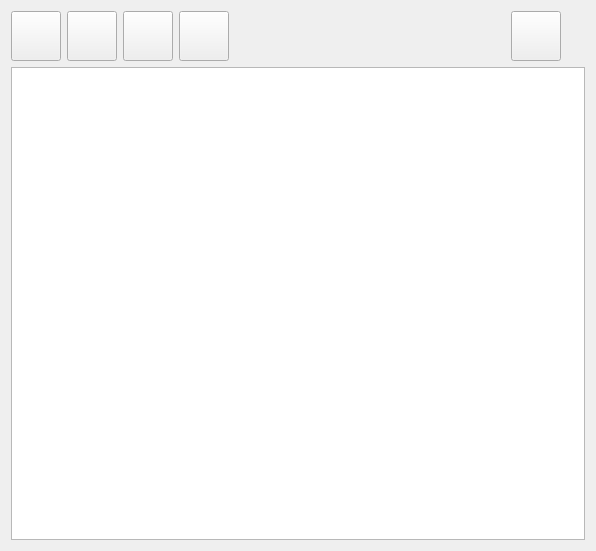
Woutah/configurun, file configurun/windows/ui/raw/run_queue_widget.ui: the form before one commit.
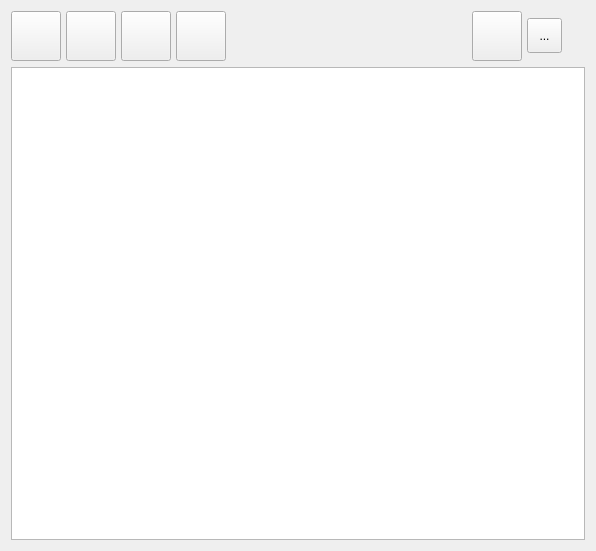
The form after the commit. Icons and pictures are not drawn. Custom widgets are drawn as their Qt base class.

Commit message: Add filter functionality to RunQueueWidget and added the ability to start configs

The edit to the form file:
```diff
--- a/configurun/windows/ui/raw/run_queue_widget.ui
+++ b/configurun/windows/ui/raw/run_queue_widget.ui
@@ -17,7 +17,13 @@
    <item>
     <layout class="QHBoxLayout" name="horizontalLayout_2" stretch="0">
      <item>
-      <layout class="QHBoxLayout" name="horizontalLayout" stretch="0,0,0,0,0,0,0">
+      <layout class="QHBoxLayout" name="horizontalLayout" stretch="0,0,0,0,0,0,0,0">
+       <property name="spacing">
+        <number>5</number>
+       </property>
+       <property name="rightMargin">
+        <number>0</number>
+       </property>
        <item>
         <widget class="SquareFrame" name="squareFrame_3">
          <layout class="QVBoxLayout" name="verticalLayout_5">
@@ -330,6 +336,35 @@
          </layout>
         </widget>
        </item>
+       <item>
+        <widget class="QToolButton" name="toolButton">
+         <property name="sizePolicy">
+          <sizepolicy hsizetype="Fixed" vsizetype="Fixed">
+           <horstretch>0</horstretch>
+           <verstretch>0</verstretch>
+          </sizepolicy>
+         </property>
+         <property name="minimumSize">
+          <size>
+           <width>35</width>
+           <height>35</height>
+          </size>
+         </property>
+         <property name="text">
+          <string>...</string>
+         </property>
+         <property name="icon">
+          <iconset resource="../../../res/app_resources.qrc">
+           <normaloff>:/Icons/icons/categories/applications-system.png</normaloff>:/Icons/icons/categories/applications-system.png</iconset>
+         </property>
+         <property name="iconSize">
+          <size>
+           <width>25</width>
+           <height>25</height>
+          </size>
+         </property>
+        </widget>
+       </item>
        <item>
         <widget class="SquareFrame" name="squareFrame_2">
          <layout class="QVBoxLayout" name="verticalLayout_4"/>
```
The commit also changes 5 other files.
